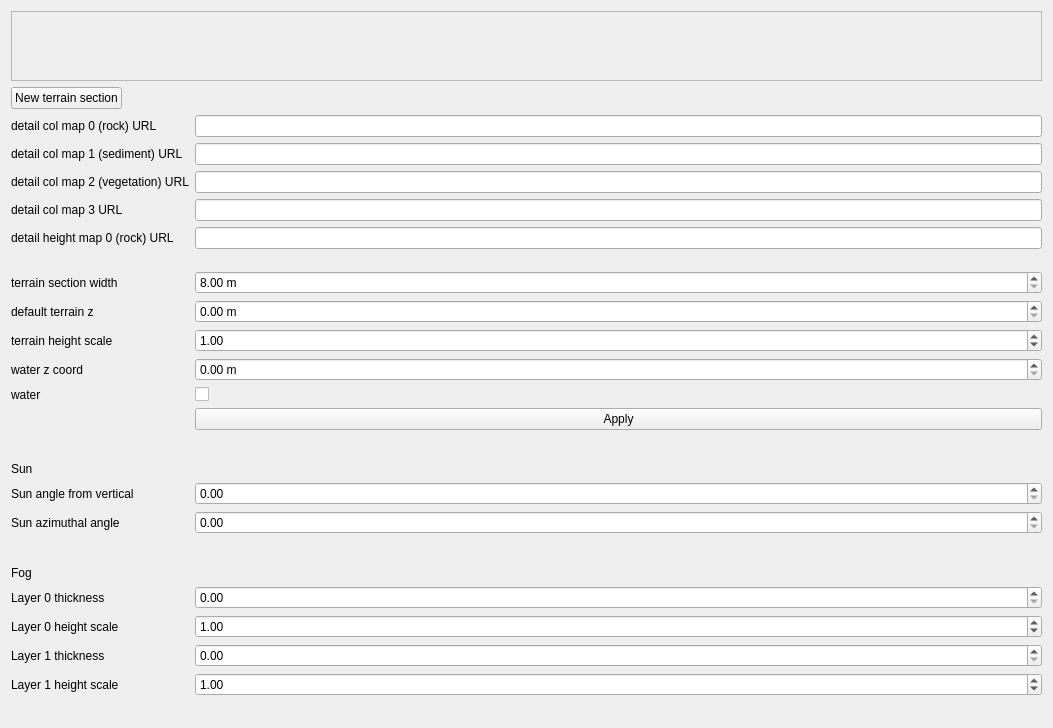
First picture: the form in gui_client/WorldSettingsWidget.ui, repository shipilovden/sub-metasiberia, before the edit.
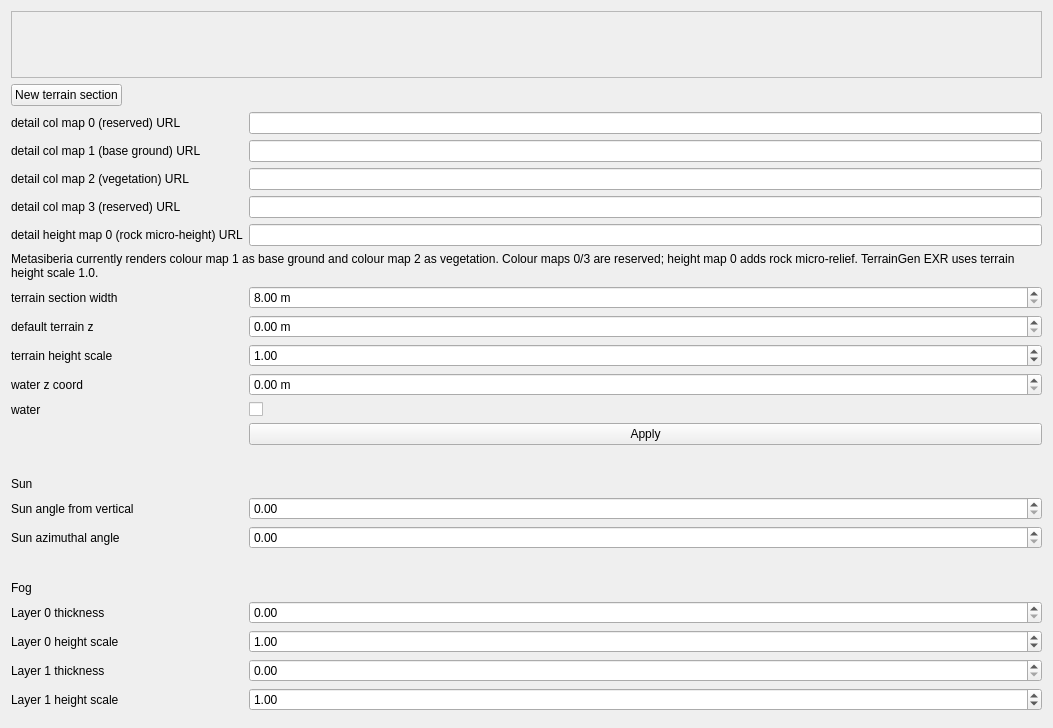
Second picture: the form after the edit. Custom widgets are drawn as their Qt base class.

Commit message: fix: honor terrain masks and section settings

Patch:
```diff
--- a/gui_client/WorldSettingsWidget.ui
+++ b/gui_client/WorldSettingsWidget.ui
@@ -42,7 +42,7 @@
    <item row="2" column="0">
     <widget class="QLabel" name="fghghdfgfg">
      <property name="text">
-      <string>detail col map 0 (rock) URL</string>
+       <string>detail col map 0 (reserved) URL</string>
      </property>
     </widget>
    </item>
@@ -52,7 +52,7 @@
    <item row="3" column="0">
     <widget class="QLabel" name="label">
      <property name="text">
-      <string>detail col map 1 (sediment) URL</string>
+       <string>detail col map 1 (base ground) URL</string>
      </property>
     </widget>
    </item>
@@ -72,7 +72,7 @@
    <item row="5" column="0">
     <widget class="QLabel" name="label_3">
      <property name="text">
-      <string>detail col map 3 URL</string>
+       <string>detail col map 3 (reserved) URL</string>
      </property>
     </widget>
    </item>
@@ -82,28 +82,22 @@
    <item row="6" column="0">
     <widget class="QLabel" name="label_4">
      <property name="text">
-      <string>detail height map 0 (rock) URL</string>
+       <string>detail height map 0 (rock micro-height) URL</string>
      </property>
     </widget>
    </item>
    <item row="6" column="1">
     <widget class="FileSelectWidget" name="detailHeightMapURLs0FileSelectWidget"/>
    </item>
-   <item row="7" column="1">
-    <spacer name="verticalSpacer">
-     <property name="orientation">
-      <enum>Qt::Vertical</enum>
+   <item row="7" column="0" colspan="2">
+    <widget class="QLabel" name="terrainMaterialHelpLabel">
+     <property name="text">
+      <string>Metasiberia currently renders colour map 1 as base ground and colour map 2 as vegetation. Colour maps 0/3 are reserved; height map 0 adds rock micro-relief. TerrainGen EXR uses terrain height scale 1.0.</string>
      </property>
-     <property name="sizeType">
-      <enum>QSizePolicy::Fixed</enum>
+     <property name="wordWrap">
+      <bool>true</bool>
      </property>
-     <property name="sizeHint" stdset="0">
-      <size>
-       <width>20</width>
-       <height>10</height>
-      </size>
-     </property>
-    </spacer>
+    </widget>
    </item>
    <item row="8" column="0">
     <widget class="QLabel" name="label_5">
@@ -121,7 +115,7 @@
       <double>8.000000000000000</double>
      </property>
      <property name="maximum">
-      <double>1000000000000000000000.000000000000000</double>
+       <double>1000000.000000000000000</double>
      </property>
     </widget>
    </item>
```
The commit also changes 4 other files.
